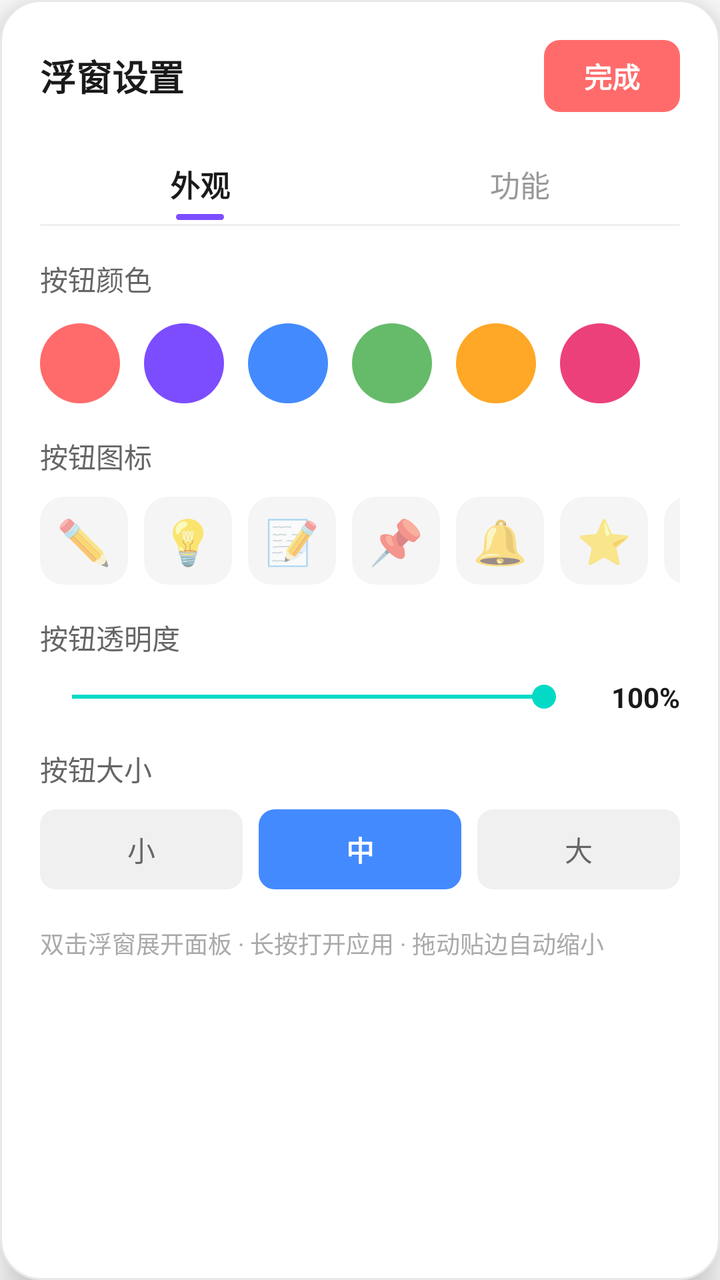
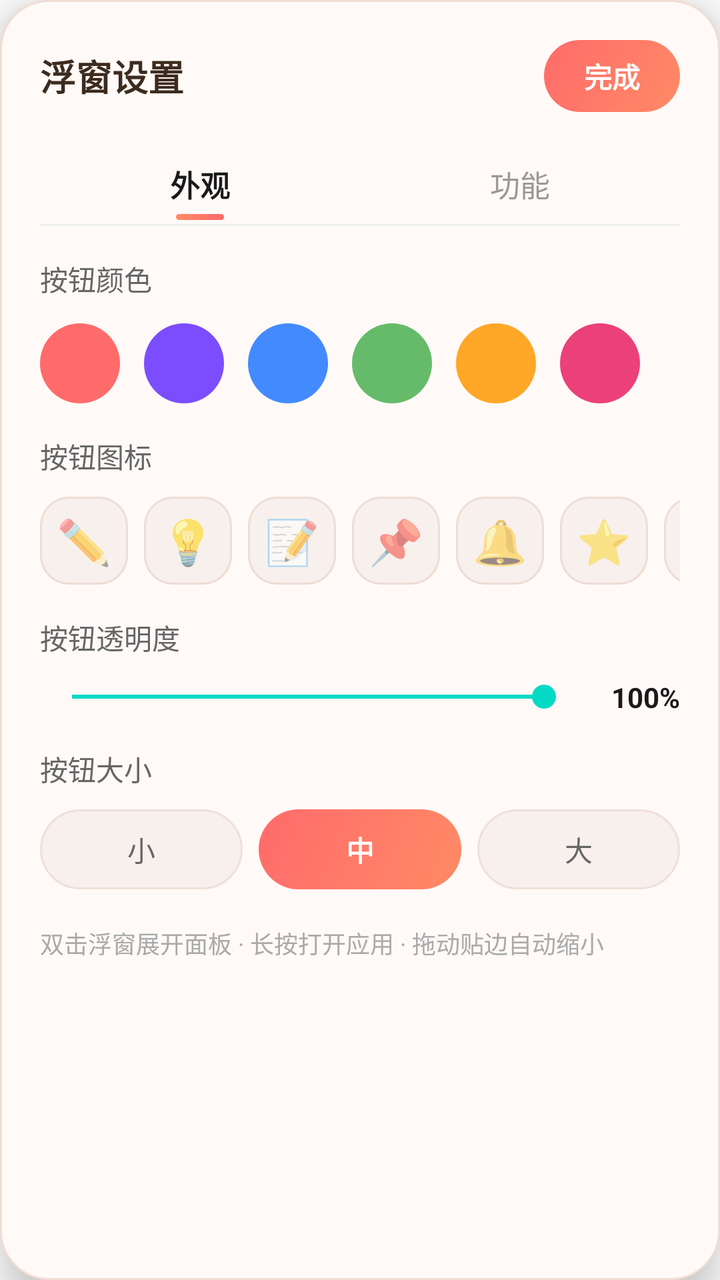

Compare the two renders of this Android layout. The source of the first and the diff that turns it into the second are given below.
<!-- AndroidManifest.xml: fallback theme Theme.MaterialComponents.DayNight.NoActionBar -->
<!-- res/layout/floating_settings_panel.xml -->
<?xml version="1.0" encoding="utf-8"?>
<LinearLayout xmlns:android="http://schemas.android.com/apk/res/android"
    android:id="@+id/floating_settings_container"
    android:layout_width="match_parent"
    android:layout_height="wrap_content"
    android:background="@drawable/bg_floating_panel"
    android:elevation="12dp"
    android:orientation="vertical"
    android:padding="20dp">

    
    <LinearLayout
        android:layout_width="match_parent"
        android:layout_height="wrap_content"
        android:gravity="center_vertical"
        android:orientation="horizontal">

        <TextView
            android:layout_width="0dp"
            android:layout_height="wrap_content"
            android:layout_weight="1"
            android:text="浮窗设置"
            android:textColor="#1A1A1A"
            android:textSize="18sp"
            android:textStyle="bold" />

        <TextView
            android:id="@+id/btn_close_settings"
            android:layout_width="wrap_content"
            android:layout_height="36dp"
            android:background="@drawable/bg_save_button"
            android:gravity="center"
            android:paddingStart="20dp"
            android:paddingEnd="20dp"
            android:text="完成"
            android:textColor="#FFFFFF"
            android:textSize="14sp"
            android:textStyle="bold" />
    </LinearLayout>

    
    <LinearLayout
        android:layout_width="match_parent"
        android:layout_height="wrap_content"
        android:layout_marginTop="16dp"
        android:orientation="horizontal">

        <FrameLayout
            android:layout_width="0dp"
            android:layout_height="40dp"
            android:layout_weight="1">

            <TextView
                android:id="@+id/tab_appearance"
                android:layout_width="wrap_content"
                android:layout_height="wrap_content"
                android:layout_gravity="center"
                android:text="外观"
                android:textColor="#1A1A1A"
                android:textSize="15sp"
                android:textStyle="bold" />

            <View
                android:id="@+id/tab_indicator_appearance"
                android:layout_width="24dp"
                android:layout_height="3dp"
                android:layout_gravity="center|bottom"
                android:layout_marginBottom="2dp"
                android:background="@drawable/bg_tab_indicator" />
        </FrameLayout>

        <FrameLayout
            android:layout_width="0dp"
            android:layout_height="40dp"
            android:layout_weight="1">

            <TextView
                android:id="@+id/tab_function"
                android:layout_width="wrap_content"
                android:layout_height="wrap_content"
                android:layout_gravity="center"
                android:text="功能"
                android:textColor="#999999"
                android:textSize="15sp" />

            <View
                android:id="@+id/tab_indicator_function"
                android:layout_width="24dp"
                android:layout_height="3dp"
                android:layout_gravity="center|bottom"
                android:layout_marginBottom="2dp"
                android:background="@drawable/bg_tab_indicator"
                android:visibility="invisible" />
        </FrameLayout>
    </LinearLayout>

    <View
        android:layout_width="match_parent"
        android:layout_height="1dp"
        android:background="#F0F0F0" />

    
    <LinearLayout
        android:id="@+id/page_appearance"
        android:layout_width="match_parent"
        android:layout_height="wrap_content"
        android:orientation="vertical">

        
        <TextView
            android:layout_width="wrap_content"
            android:layout_height="wrap_content"
            android:layout_marginTop="16dp"
            android:text="按钮颜色"
            android:textColor="#666666"
            android:textSize="14sp" />

        <LinearLayout
            android:layout_width="match_parent"
            android:layout_height="wrap_content"
            android:layout_marginTop="12dp"
            android:gravity="center_vertical"
            android:orientation="horizontal">

            <View
                android:id="@+id/color_red"
                android:layout_width="40dp"
                android:layout_height="40dp"
                android:layout_marginEnd="12dp"
                android:background="@drawable/bg_color_circle"
                android:backgroundTint="#FF6B6B"
                android:elevation="2dp" />

            <View
                android:id="@+id/color_purple"
                android:layout_width="40dp"
                android:layout_height="40dp"
                android:layout_marginEnd="12dp"
                android:background="@drawable/bg_color_circle"
                android:backgroundTint="#7C4DFF"
                android:elevation="2dp" />

            <View
                android:id="@+id/color_blue"
                android:layout_width="40dp"
                android:layout_height="40dp"
                android:layout_marginEnd="12dp"
                android:background="@drawable/bg_color_circle"
                android:backgroundTint="#448AFF"
                android:elevation="2dp" />

            <View
                android:id="@+id/color_green"
                android:layout_width="40dp"
                android:layout_height="40dp"
                android:layout_marginEnd="12dp"
                android:background="@drawable/bg_color_circle"
                android:backgroundTint="#66BB6A"
                android:elevation="2dp" />

            <View
                android:id="@+id/color_orange"
                android:layout_width="40dp"
                android:layout_height="40dp"
                android:layout_marginEnd="12dp"
                android:background="@drawable/bg_color_circle"
                android:backgroundTint="#FFA726"
                android:elevation="2dp" />

            <View
                android:id="@+id/color_pink"
                android:layout_width="40dp"
                android:layout_height="40dp"
                android:background="@drawable/bg_color_circle"
                android:backgroundTint="#EC407A"
                android:elevation="2dp" />
        </LinearLayout>

        
        <TextView
            android:layout_width="wrap_content"
            android:layout_height="wrap_content"
            android:layout_marginTop="16dp"
            android:text="按钮图标"
            android:textColor="#666666"
            android:textSize="14sp" />

        <HorizontalScrollView
            android:layout_width="match_parent"
            android:layout_height="wrap_content"
            android:layout_marginTop="10dp"
            android:scrollbars="none">

            <LinearLayout
                android:layout_width="wrap_content"
                android:layout_height="wrap_content"
                android:orientation="horizontal">

                <TextView
                    android:id="@+id/icon_default"
                    android:layout_width="44dp"
                    android:layout_height="44dp"
                    android:layout_marginEnd="8dp"
                    android:background="@drawable/bg_icon_option"
                    android:gravity="center"
                    android:text="✏️"
                    android:textSize="22sp" />

                <TextView
                    android:id="@+id/icon_bulb"
                    android:layout_width="44dp"
                    android:layout_height="44dp"
                    android:layout_marginEnd="8dp"
                    android:background="@drawable/bg_icon_option"
                    android:gravity="center"
                    android:text="💡"
                    android:textSize="22sp" />

                <TextView
                    android:id="@+id/icon_note"
                    android:layout_width="44dp"
                    android:layout_height="44dp"
                    android:layout_marginEnd="8dp"
                    android:background="@drawable/bg_icon_option"
                    android:gravity="center"
                    android:text="📝"
                    android:textSize="22sp" />

                <TextView
                    android:id="@+id/icon_pin"
                    android:layout_width="44dp"
                    android:layout_height="44dp"
                    android:layout_marginEnd="8dp"
                    android:background="@drawable/bg_icon_option"
                    android:gravity="center"
                    android:text="📌"
                    android:textSize="22sp" />

                <TextView
                    android:id="@+id/icon_bell"
                    android:layout_width="44dp"
                    android:layout_height="44dp"
                    android:layout_marginEnd="8dp"
                    android:background="@drawable/bg_icon_option"
                    android:gravity="center"
                    android:text="🔔"
                    android:textSize="22sp" />

                <TextView
                    android:id="@+id/icon_star"
                    android:layout_width="44dp"
                    android:layout_height="44dp"
                    android:layout_marginEnd="8dp"
                    android:background="@drawable/bg_icon_option"
                    android:gravity="center"
                    android:text="⭐"
                    android:textSize="22sp" />

                <TextView
                    android:id="@+id/icon_moon"
                    android:layout_width="44dp"
                    android:layout_height="44dp"
                    android:layout_marginEnd="8dp"
                    android:background="@drawable/bg_icon_option"
                    android:gravity="center"
                    android:text="🌙"
                    android:textSize="22sp" />

                <TextView
                    android:id="@+id/icon_sun"
                    android:layout_width="44dp"
                    android:layout_height="44dp"
                    android:layout_marginEnd="8dp"
                    android:background="@drawable/bg_icon_option"
                    android:gravity="center"
                    android:text="☀️"
                    android:textSize="22sp" />

                <TextView
                    android:id="@+id/icon_flower"
                    android:layout_width="44dp"
                    android:layout_height="44dp"
                    android:layout_marginEnd="8dp"
                    android:background="@drawable/bg_icon_option"
                    android:gravity="center"
                    android:text="🌸"
                    android:textSize="22sp" />

                <TextView
                    android:id="@+id/icon_fire"
                    android:layout_width="44dp"
                    android:layout_height="44dp"
                    android:layout_marginEnd="8dp"
                    android:background="@drawable/bg_icon_option"
                    android:gravity="center"
                    android:text="🔥"
                    android:textSize="22sp" />

                <TextView
                    android:id="@+id/icon_diamond"
                    android:layout_width="44dp"
                    android:layout_height="44dp"
                    android:layout_marginEnd="8dp"
                    android:background="@drawable/bg_icon_option"
                    android:gravity="center"
                    android:text="💎"
                    android:textSize="22sp" />

                <TextView
                    android:id="@+id/icon_target"
                    android:layout_width="44dp"
                    android:layout_height="44dp"
                    android:background="@drawable/bg_icon_option"
                    android:gravity="center"
                    android:text="🎯"
                    android:textSize="22sp" />
            </LinearLayout>
        </HorizontalScrollView>

        
        <TextView
            android:layout_width="wrap_content"
            android:layout_height="wrap_content"
            android:layout_marginTop="16dp"
            android:text="按钮透明度"
            android:textColor="#666666"
            android:textSize="14sp" />

        <LinearLayout
            android:layout_width="match_parent"
            android:layout_height="wrap_content"
            android:layout_marginTop="10dp"
            android:gravity="center_vertical"
            android:orientation="horizontal">

            <SeekBar
                android:id="@+id/seekbar_opacity"
                android:layout_width="0dp"
                android:layout_height="wrap_content"
                android:layout_weight="1"
                android:max="100"
                android:progress="100" />

            <TextView
                android:id="@+id/tv_opacity_value"
                android:layout_width="52dp"
                android:layout_height="wrap_content"
                android:gravity="end"
                android:text="100%"
                android:textColor="#1A1A1A"
                android:textSize="14sp"
                android:textStyle="bold" />
        </LinearLayout>

        
        <TextView
            android:layout_width="wrap_content"
            android:layout_height="wrap_content"
            android:layout_marginTop="16dp"
            android:text="按钮大小"
            android:textColor="#666666"
            android:textSize="14sp" />

        <LinearLayout
            android:layout_width="match_parent"
            android:layout_height="wrap_content"
            android:layout_marginTop="10dp"
            android:orientation="horizontal">

            <TextView
                android:id="@+id/btn_size_small"
                android:layout_width="0dp"
                android:layout_height="40dp"
                android:layout_marginEnd="8dp"
                android:layout_weight="1"
                android:background="@drawable/bg_size_option"
                android:gravity="center"
                android:text="小"
                android:textColor="#666666"
                android:textSize="14sp" />

            <TextView
                android:id="@+id/btn_size_medium"
                android:layout_width="0dp"
                android:layout_height="40dp"
                android:layout_marginEnd="8dp"
                android:layout_weight="1"
                android:background="@drawable/bg_size_option_selected"
                android:gravity="center"
                android:text="中"
                android:textColor="#FFFFFF"
                android:textSize="14sp"
                android:textStyle="bold" />

            <TextView
                android:id="@+id/btn_size_large"
                android:layout_width="0dp"
                android:layout_height="40dp"
                android:layout_weight="1"
                android:background="@drawable/bg_size_option"
                android:gravity="center"
                android:text="大"
                android:textColor="#666666"
                android:textSize="14sp" />
        </LinearLayout>
    </LinearLayout>

    
    <LinearLayout
        android:id="@+id/page_function"
        android:layout_width="match_parent"
        android:layout_height="wrap_content"
        android:orientation="vertical"
        android:visibility="gone">

        
        <LinearLayout
            android:layout_width="match_parent"
            android:layout_height="wrap_content"
            android:layout_marginTop="16dp"
            android:gravity="center_vertical"
            android:orientation="horizontal">

            <TextView
                android:layout_width="0dp"
                android:layout_height="wrap_content"
                android:layout_weight="1"
                android:text="使用标签"
                android:textColor="#1A1A1A"
                android:textSize="14sp" />

            <Switch
                android:id="@+id/switch_use_tags"
                android:layout_width="wrap_content"
                android:layout_height="wrap_content"
                android:checked="true" />
        </LinearLayout>

        
        <LinearLayout
            android:layout_width="match_parent"
            android:layout_height="wrap_content"
            android:layout_marginTop="12dp"
            android:gravity="center_vertical"
            android:orientation="horizontal">

            <TextView
                android:layout_width="0dp"
                android:layout_height="wrap_content"
                android:layout_weight="1"
                android:text="保存后同步到通知"
                android:textColor="#1A1A1A"
                android:textSize="14sp" />

            <Switch
                android:id="@+id/switch_sync_notification"
                android:layout_width="wrap_content"
                android:layout_height="wrap_content"
                android:checked="true" />
        </LinearLayout>

        
        <LinearLayout
            android:layout_width="match_parent"
            android:layout_height="wrap_content"
            android:layout_marginTop="12dp"
            android:gravity="center_vertical"
            android:orientation="horizontal">

            <TextView
                android:layout_width="0dp"
                android:layout_height="wrap_content"
                android:layout_weight="1"
                android:text="保存后同步到自言自语"
                android:textColor="#1A1A1A"
                android:textSize="14sp" />

            <Switch
                android:id="@+id/switch_sync_self_talk"
                android:layout_width="wrap_content"
                android:layout_height="wrap_content"
                android:checked="true" />
        </LinearLayout>

        
        <LinearLayout
            android:layout_width="match_parent"
            android:layout_height="wrap_content"
            android:layout_marginTop="12dp"
            android:gravity="center_vertical"
            android:orientation="horizontal">

            <TextView
                android:layout_width="0dp"
                android:layout_height="wrap_content"
                android:layout_weight="1"
                android:text="显示字数统计"
                android:textColor="#1A1A1A"
                android:textSize="14sp" />

            <Switch
                android:id="@+id/switch_show_word_count"
                android:layout_width="wrap_content"
                android:layout_height="wrap_content"
                android:checked="true" />
        </LinearLayout>

        
        <LinearLayout
            android:layout_width="match_parent"
            android:layout_height="wrap_content"
            android:layout_marginTop="12dp"
            android:gravity="center_vertical"
            android:orientation="horizontal">

            <TextView
                android:layout_width="0dp"
                android:layout_height="wrap_content"
                android:layout_weight="1"
                android:text="拖动贴边后自动缩小"
                android:textColor="#1A1A1A"
                android:textSize="14sp" />

            <Switch
                android:id="@+id/switch_auto_hide_edge"
                android:layout_width="wrap_content"
                android:layout_height="wrap_content"
                android:checked="true" />
        </LinearLayout>

        
        <TextView
            android:layout_width="wrap_content"
            android:layout_height="wrap_content"
            android:layout_marginTop="16dp"
            android:text="字体大小"
            android:textColor="#666666"
            android:textSize="14sp" />

        <LinearLayout
            android:layout_width="match_parent"
            android:layout_height="wrap_content"
            android:layout_marginTop="8dp"
            android:gravity="center_vertical"
            android:orientation="horizontal">

            <TextView
                android:layout_width="wrap_content"
                android:layout_height="wrap_content"
                android:text="12"
                android:textColor="#999999"
                android:textSize="12sp" />

            <SeekBar
                android:id="@+id/seekbar_font_size"
                android:layout_width="0dp"
                android:layout_height="wrap_content"
                android:layout_marginStart="8dp"
                android:layout_marginEnd="8dp"
                android:layout_weight="1"
                android:max="12"
                android:min="0"
                android:progress="3" />

            <TextView
                android:layout_width="wrap_content"
                android:layout_height="wrap_content"
                android:text="24"
                android:textColor="#999999"
                android:textSize="12sp" />
        </LinearLayout>

        <TextView
            android:id="@+id/tv_font_size_value"
            android:layout_width="wrap_content"
            android:layout_height="wrap_content"
            android:layout_gravity="end"
            android:text="15sp"
            android:textColor="#1A1A1A"
            android:textSize="12sp"
            android:textStyle="bold" />

        
        <TextView
            android:layout_width="wrap_content"
            android:layout_height="wrap_content"
            android:layout_marginTop="16dp"
            android:text="双击灵敏度"
            android:textColor="#666666"
            android:textSize="14sp" />

        <LinearLayout
            android:layout_width="match_parent"
            android:layout_height="wrap_content"
            android:layout_marginTop="8dp"
            android:gravity="center_vertical"
            android:orientation="horizontal">

            <TextView
                android:layout_width="wrap_content"
                android:layout_height="wrap_content"
                android:text="快"
                android:textColor="#999999"
                android:textSize="12sp" />

            <SeekBar
                android:id="@+id/seekbar_double_tap"
                android:layout_width="0dp"
                android:layout_height="wrap_content"
                android:layout_marginStart="8dp"
                android:layout_marginEnd="8dp"
                android:layout_weight="1"
                android:max="700"
                android:min="100"
                android:progress="200" />

            <TextView
                android:layout_width="wrap_content"
                android:layout_height="wrap_content"
                android:text="慢"
                android:textColor="#999999"
                android:textSize="12sp" />
        </LinearLayout>

        <TextView
            android:id="@+id/tv_double_tap_value"
            android:layout_width="wrap_content"
            android:layout_height="wrap_content"
            android:layout_gravity="end"
            android:text="300ms"
            android:textColor="#1A1A1A"
            android:textSize="12sp"
            android:textStyle="bold" />
    </LinearLayout>

    
    <TextView
        android:layout_width="wrap_content"
        android:layout_height="wrap_content"
        android:layout_marginTop="18dp"
        android:text="双击浮窗展开面板 · 长按打开应用 · 拖动贴边自动缩小"
        android:textColor="#AAAAAA"
        android:textSize="12sp" />
</LinearLayout>
<!-- resources referenced by this layout -->
<resources>
  <!-- drawable bg_color_circle (drawable) -->
  <?xml version="1.0" encoding="utf-8"?>
  <shape xmlns:android="http://schemas.android.com/apk/res/android"
      android:shape="oval">
      <size
          android:width="32dp"
          android:height="32dp" />
  </shape>
  <!-- drawable bg_floating_panel (drawable) -->
  <?xml version="1.0" encoding="utf-8"?>
  <shape xmlns:android="http://schemas.android.com/apk/res/android"
      android:shape="rectangle">
      <solid android:color="#FFFFFF" />
      <corners android:radius="20dp" />
      <stroke
          android:width="1dp"
          android:color="#E8E8E8" />
  </shape>
  <!-- drawable bg_icon_option (drawable) -->
  <?xml version="1.0" encoding="utf-8"?>
  <shape xmlns:android="http://schemas.android.com/apk/res/android"
      android:shape="rectangle">
      <solid android:color="#F5F5F5" />
      <corners android:radius="12dp" />
  </shape>
  <!-- drawable bg_save_button (drawable) -->
  <?xml version="1.0" encoding="utf-8"?>
  <shape xmlns:android="http://schemas.android.com/apk/res/android"
      android:shape="rectangle">
      <solid android:color="#FF6B6B" />
      <corners android:radius="8dp" />
  </shape>
  <!-- drawable bg_size_option (drawable) -->
  <shape xmlns:android="http://schemas.android.com/apk/res/android"
      android:shape="rectangle">
      <solid android:color="#F0F0F0"/>
      <corners android:radius="8dp"/>
  </shape>
  <!-- drawable bg_size_option_selected (drawable) -->
  <shape xmlns:android="http://schemas.android.com/apk/res/android"
      android:shape="rectangle">
      <solid android:color="#448AFF"/>
      <corners android:radius="8dp"/>
  </shape>
  <!-- drawable bg_tab_indicator (drawable) -->
  <?xml version="1.0" encoding="utf-8"?>
  <shape xmlns:android="http://schemas.android.com/apk/res/android"
      android:shape="rectangle">
      <solid android:color="#7C4DFF" />
      <corners android:radius="2dp" />
  </shape>
</resources>

<!-- the commit's change to res/layout/floating_settings_panel.xml (unified diff, before → after) -->
@@ -20,7 +20,7 @@
             android:layout_height="wrap_content"
             android:layout_weight="1"
             android:text="浮窗设置"
-            android:textColor="#1A1A1A"
+            android:textColor="#3D2B1F"
             android:textSize="18sp"
             android:textStyle="bold" />
 
<!-- resource entries referenced after the edit -->
@@ -9,46 +9,66 @@
           android:height="32dp" />
   </shape>
   <!-- drawable bg_floating_panel (drawable) -->
-  <?xml version="1.0" encoding="utf-8"?>
+  ﻿<?xml version="1.0" encoding="utf-8"?>
+  
   <shape xmlns:android="http://schemas.android.com/apk/res/android"
       android:shape="rectangle">
-      <solid android:color="#FFFFFF" />
-      <corners android:radius="20dp" />
+      <solid android:color="#FFFAF7" />
+      <corners android:radius="24dp" />
       <stroke
           android:width="1dp"
-          android:color="#E8E8E8" />
+          android:color="#F0DDD4" />
   </shape>
   <!-- drawable bg_icon_option (drawable) -->
   <?xml version="1.0" encoding="utf-8"?>
   <shape xmlns:android="http://schemas.android.com/apk/res/android"
       android:shape="rectangle">
-      <solid android:color="#F5F5F5" />
-      <corners android:radius="12dp" />
+      <solid android:color="#F7F0ED" />
+      <corners android:radius="14dp" />
+      <stroke
+          android:width="1dp"
+          android:color="#EEDDD4" />
   </shape>
   <!-- drawable bg_save_button (drawable) -->
-  <?xml version="1.0" encoding="utf-8"?>
+  ﻿<?xml version="1.0" encoding="utf-8"?>
+  
   <shape xmlns:android="http://schemas.android.com/apk/res/android"
       android:shape="rectangle">
-      <solid android:color="#FF6B6B" />
-      <corners android:radius="8dp" />
+      <gradient
+          android:angle="135"
+          android:startColor="#FF8A65"
+          android:endColor="#FF6B6B"
+          android:type="linear" />
+      <corners android:radius="24dp" />
   </shape>
   <!-- drawable bg_size_option (drawable) -->
   <shape xmlns:android="http://schemas.android.com/apk/res/android"
       android:shape="rectangle">
-      <solid android:color="#F0F0F0"/>
-      <corners android:radius="8dp"/>
+      <solid android:color="#F7F0ED"/>
+      <corners android:radius="20dp"/>
+      <stroke
+          android:width="1dp"
+          android:color="#F0E0D8"/>
   </shape>
   <!-- drawable bg_size_option_selected (drawable) -->
   <shape xmlns:android="http://schemas.android.com/apk/res/android"
       android:shape="rectangle">
-      <solid android:color="#448AFF"/>
-      <corners android:radius="8dp"/>
+      <gradient
+          android:angle="135"
+          android:startColor="#FF8A65"
+          android:endColor="#FF6B6B"
+          android:type="linear"/>
+      <corners android:radius="20dp"/>
   </shape>
   <!-- drawable bg_tab_indicator (drawable) -->
   <?xml version="1.0" encoding="utf-8"?>
   <shape xmlns:android="http://schemas.android.com/apk/res/android"
       android:shape="rectangle">
-      <solid android:color="#7C4DFF" />
+      <gradient
+          android:angle="0"
+          android:startColor="#FF8A65"
+          android:endColor="#FF6B6B"
+          android:type="linear" />
       <corners android:radius="2dp" />
   </shape>
 </resources>
